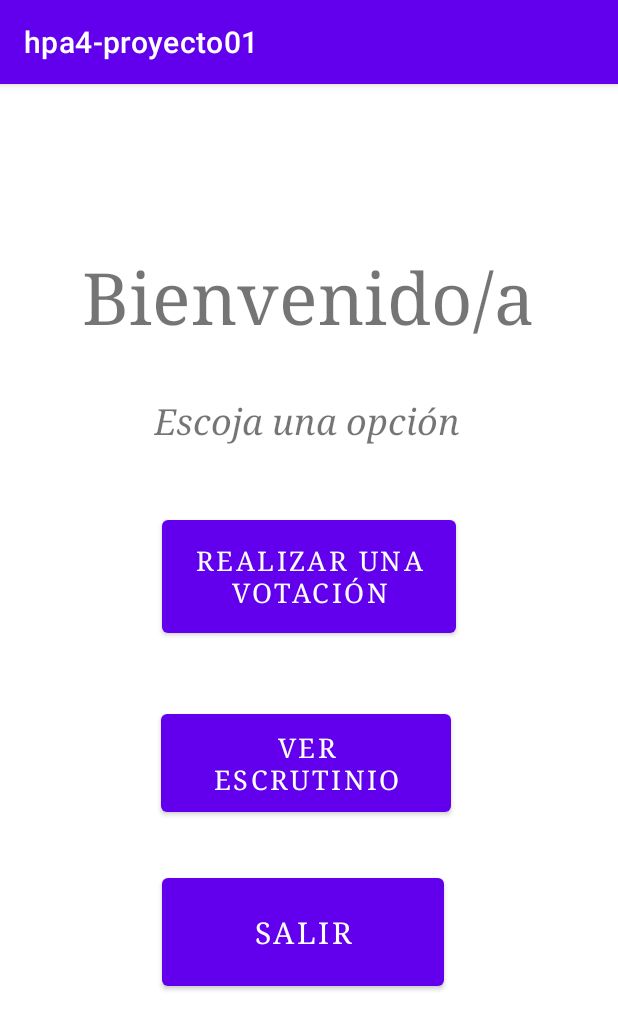
After one commit to jeancj09/hpa4-proyecto01, an Android app: the MenuPrincipal screen opened directly, with no data from a screen before it, on a phone screen of 412 x 824 dp. The commit adds this screen. Shown: the top 1030 px of the screen. Run offline under Robolectric (Android 15) with nearby library versions, the phone set to English and light mode, and no system bars.

Commit message:
Agregada la pantalla de MenuPrincipal + Mejoras al MainActivity

```diff
--- a/app/src/main/AndroidManifest.xml
+++ b/app/src/main/AndroidManifest.xml
@@ -14,6 +14,9 @@
         android:theme="@style/Theme.Hpa4proyecto01"
         tools:targetApi="31">
         <activity
+            android:name=".MenuPrincipal"
+            android:exported="false" />
+        <activity
             android:name=".MainActivity"
             android:exported="true">
             <intent-filter>
--- /dev/null
+++ b/app/src/main/java/com/jeanj/hpa4_proyecto01/MenuPrincipal.java
@@ -0,0 +1,80 @@
+package com.jeanj.hpa4_proyecto01;
+
+import androidx.appcompat.app.AppCompatActivity;
+
+import android.content.Context;
+import android.os.Bundle;
+import android.view.View;
+import android.widget.Button;
+import android.content.Intent;
+import android.widget.Toast;
+
+
+public class MenuPrincipal extends AppCompatActivity{
+
+    @Override
+    protected void onCreate(Bundle savedInstanceState) {
+        super.onCreate(savedInstanceState);
+        setContentView(R.layout.activity_menu_principal);
+        Button bttRV;
+        Button bttVV;
+        Button bttSalir;
+
+        bttRV = findViewById(R.id.bttRV);
+        bttVV = findViewById(R.id.bttVV);
+        bttSalir = findViewById(R.id.bttSalirMP);
+
+        //Si el usuario desea realizar una votación
+        bttRV.setOnClickListener(new View.OnClickListener() {
+            @Override
+            public void onClick(View view) {
+                //Comparar de que el usuario no haya hecho una votación.
+
+                if (Datos.voto.get(Datos.pos)=="0")
+                {
+
+                }
+                else
+                {
+                    Context context = view.getContext();
+                    CharSequence text = "Lo sentimos, ya usted ha realizado un voto";
+                    int duration = Toast.LENGTH_LONG;
+                    Toast toast = Toast.makeText(context, text, duration);
+                    toast.show();
+                }
+            }
+        });
+
+        //Si el usuario quiere ver las votaciones
+        bttVV.setOnClickListener(new View.OnClickListener() {
+            @Override
+            public void onClick(View view) { //Se debe agregar primero la actividad
+                //Comparar de que el usuario haya hecho una votación.
+
+                if (Datos.voto.get(Datos.pos)=="0")
+                {
+                    Context context = view.getContext();
+                    CharSequence text = "Lo sentimos, usted no ha votado";
+                    int duration = Toast.LENGTH_LONG;
+                    Toast toast = Toast.makeText(context, text, duration);
+                    toast.show();
+                }
+                else
+                {
+
+                }
+
+            }
+        });
+
+        //Si el usuario desea salir del menú principal
+        bttSalir.setOnClickListener(new View.OnClickListener() {
+            @Override
+            public void onClick(View view) {
+                Intent intent = new Intent(view.getContext(), MainActivity.class);
+                startActivityForResult(intent, 0);
+            }
+        });
+
+    }
+}
--- /dev/null
+++ b/app/src/main/res/layout/activity_menu_principal.xml
@@ -0,0 +1,81 @@
+<?xml version="1.0" encoding="utf-8"?>
+<androidx.constraintlayout.widget.ConstraintLayout xmlns:android="http://schemas.android.com/apk/res/android"
+    xmlns:app="http://schemas.android.com/apk/res-auto"
+    xmlns:tools="http://schemas.android.com/tools"
+    android:layout_width="match_parent"
+    android:layout_height="match_parent"
+    tools:context=".MenuPrincipal">
+
+    <TextView
+        android:id="@+id/textView"
+        android:layout_width="wrap_content"
+        android:layout_height="wrap_content"
+        android:layout_marginStart="55dp"
+        android:layout_marginTop="110dp"
+        android:layout_marginEnd="56dp"
+        android:fontFamily="serif"
+        android:text="Bienvenido/a"
+        android:textSize="48sp"
+        app:layout_constraintEnd_toEndOf="parent"
+        app:layout_constraintStart_toStartOf="parent"
+        app:layout_constraintTop_toTopOf="parent" />
+
+    <TextView
+        android:id="@+id/textView2"
+        android:layout_width="wrap_content"
+        android:layout_height="wrap_content"
+        android:layout_marginStart="103dp"
+        android:layout_marginTop="36dp"
+        android:layout_marginEnd="106dp"
+        android:fontFamily="serif"
+        android:text="Escoja una opción"
+        android:textAllCaps="false"
+        android:textSize="24sp"
+        android:textStyle="italic"
+        app:layout_constraintEnd_toEndOf="parent"
+        app:layout_constraintStart_toStartOf="parent"
+        app:layout_constraintTop_toBottomOf="@+id/textView" />
+
+    <Button
+        android:id="@+id/bttRV"
+        android:layout_width="196dp"
+        android:layout_height="87dp"
+        android:layout_marginStart="107dp"
+        android:layout_marginTop="44dp"
+        android:layout_marginEnd="108dp"
+        android:fontFamily="serif"
+        android:text="Realizar una Votación"
+        android:textSize="18sp"
+        app:layout_constraintEnd_toEndOf="parent"
+        app:layout_constraintStart_toStartOf="parent"
+        app:layout_constraintTop_toBottomOf="@+id/textView2" />
+
+    <Button
+        android:id="@+id/bttSalirMP"
+        android:layout_width="188dp"
+        android:layout_height="84dp"
+        android:layout_marginStart="107dp"
+        android:layout_marginTop="32dp"
+        android:layout_marginEnd="116dp"
+        android:fontFamily="serif"
+        android:text="Salir"
+        android:textSize="20sp"
+        app:layout_constraintEnd_toEndOf="parent"
+        app:layout_constraintStart_toStartOf="parent"
+        app:layout_constraintTop_toBottomOf="@+id/bttVV" />
+
+    <Button
+        android:id="@+id/bttVV"
+        android:layout_width="193dp"
+        android:layout_height="77dp"
+        android:layout_marginStart="107dp"
+        android:layout_marginTop="42dp"
+        android:layout_marginEnd="111dp"
+        android:fontFamily="serif"
+        android:text="Ver escrutinio"
+        android:textSize="18sp"
+        app:layout_constraintEnd_toEndOf="parent"
+        app:layout_constraintStart_toStartOf="parent"
+        app:layout_constraintTop_toBottomOf="@+id/bttRV" />
+
+</androidx.constraintlayout.widget.ConstraintLayout>
```
Also changed, not shown: app/src/main/java/com/jeanj/hpa4_proyecto01/Datos.java (added, +15 -0 lines), app/src/main/java/com/jeanj/hpa4_proyecto01/MainActivity.java (+45 -13 lines).
